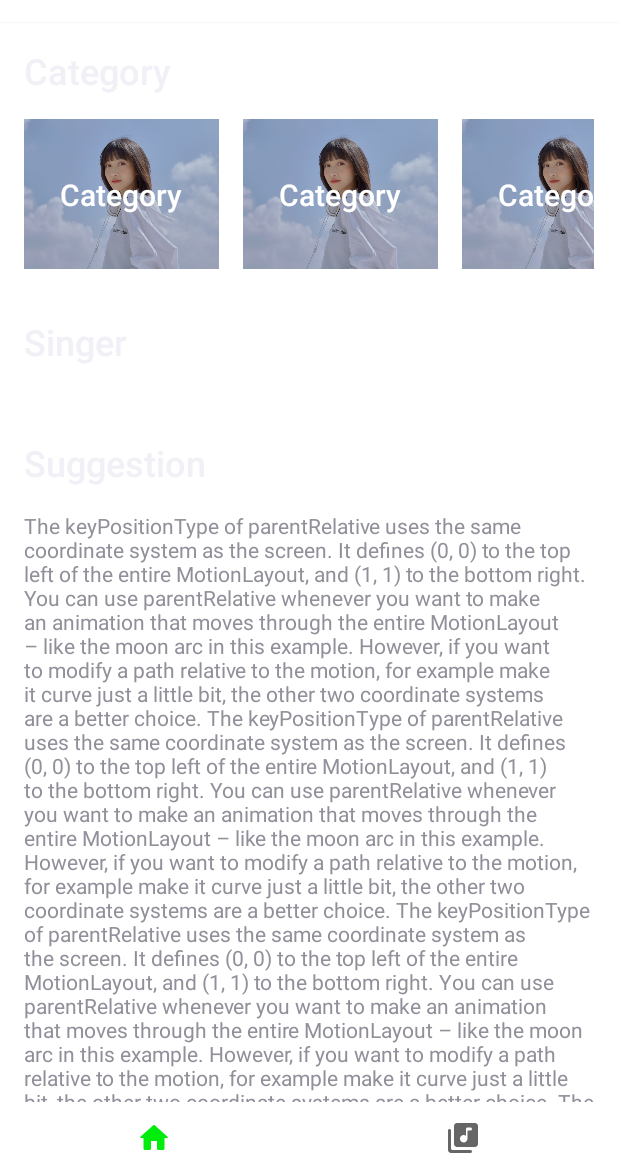
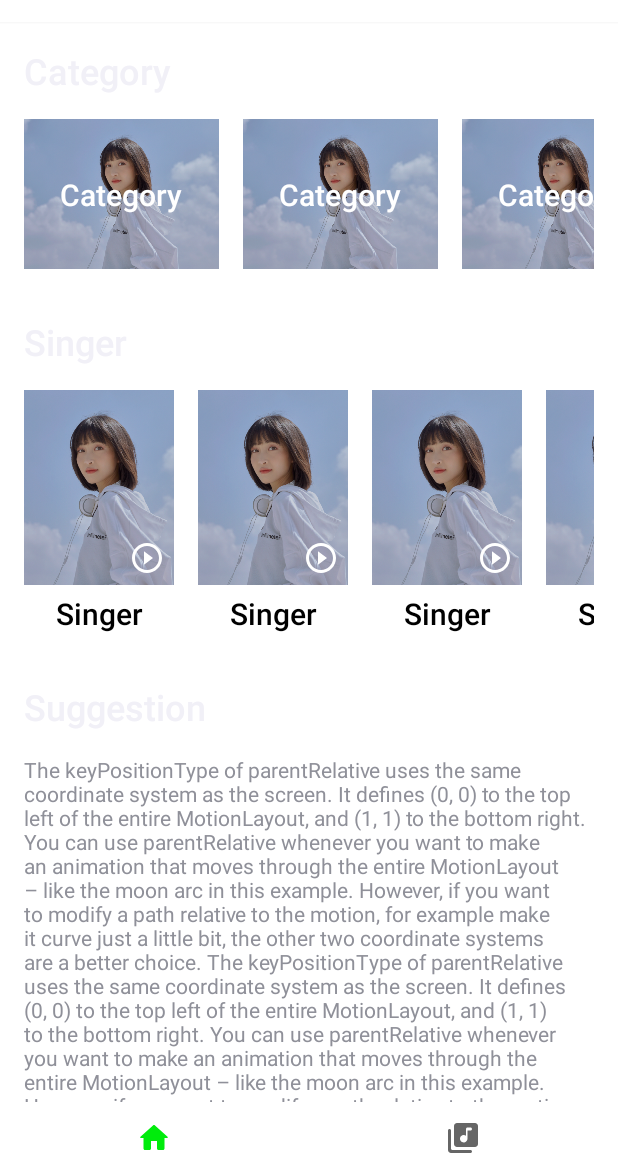
Before and after one commit to TuanTeo/TuanAmThanh, an Android app: the screen it shows after launch (MainActivity), on a phone screen of 412 x 824 dp, the part 62-1236 px from its top. Run offline under Robolectric (Android 15) with nearby library versions, the light colour scheme and no system bars.

Commit message:
List ca sĩ ở HomeFragment

```diff
--- a/app/src/main/java/com/dev/tuanteo/tuanamthanh/MainActivity.java
+++ b/app/src/main/java/com/dev/tuanteo/tuanamthanh/MainActivity.java
@@ -45,9 +45,11 @@ public class MainActivity extends AppCompatActivity {
         List<Fragment> listFragments = initListFragments();
         mMainViewPager = findViewById(R.id.view_pager);
         mMainViewPager.setAdapter(new MainPagerAdapter(this, listFragments));
+        /*TuanTeo: Khong cho vuot de chuyen pager */
+        mMainViewPager.setUserInputEnabled(false);
 
         mMainTabView = findViewById(R.id.tab_layout);
-         new TabLayoutMediator(mMainTabView, mMainViewPager, (tab, position) -> {
+        new TabLayoutMediator(mMainTabView, mMainViewPager, (tab, position) -> {
             String tabName;
             int icon;
             if (position == 0) {
--- a/app/src/main/java/com/dev/tuanteo/tuanamthanh/fragment/HomeFragment.java
+++ b/app/src/main/java/com/dev/tuanteo/tuanamthanh/fragment/HomeFragment.java
@@ -20,6 +20,7 @@ public class HomeFragment extends Fragment {
 
     private Context mContext;
     private RecyclerView mCategoryRecyclerView;
+    private RecyclerView mSingerRecyclerView;
 
     public HomeFragment(Context context) {
         this.mContext = context;
@@ -40,11 +41,18 @@ public class HomeFragment extends Fragment {
     // TODO: 11/8/2021 Dang fake du lieu
     @SuppressLint("VisibleForTests")
     private void initComponent(View view) {
+        /*TuanTeo: Category RecyclerView */
+        LinearLayoutManager categoryLayoutManager
+                = new LinearLayoutManager(mContext, LinearLayoutManager.HORIZONTAL, false);
         mCategoryRecyclerView = view.findViewById(R.id.category_recycler_view);
         mCategoryRecyclerView.setAdapter(new ListCategoryAdapter(mContext));
+        mCategoryRecyclerView.setLayoutManager(categoryLayoutManager);
 
-        LinearLayoutManager layoutManager
+        /*TuanTeo: Singer RecyclerView */
+        LinearLayoutManager singerLayoutManager
                 = new LinearLayoutManager(mContext, LinearLayoutManager.HORIZONTAL, false);
-        mCategoryRecyclerView.setLayoutManager(layoutManager);
+        mSingerRecyclerView = view.findViewById(R.id.singer_recycler_view);
+        mSingerRecyclerView.setAdapter(new ListSingerAdapter(mContext));
+        mSingerRecyclerView.setLayoutManager(singerLayoutManager);
     }
 }
--- /dev/null
+++ b/app/src/main/java/com/dev/tuanteo/tuanamthanh/fragment/ListSingerAdapter.java
@@ -0,0 +1,45 @@
+package com.dev.tuanteo.tuanamthanh.fragment;
+
+import android.content.Context;
+import android.view.LayoutInflater;
+import android.view.View;
+import android.view.ViewGroup;
+
+import androidx.annotation.NonNull;
+import androidx.recyclerview.widget.RecyclerView;
+
+import com.dev.tuanteo.tuanamthanh.R;
+import com.dev.tuanteo.tuanamthanh.adapter.ListCategoryAdapter;
+
+public class ListSingerAdapter extends  RecyclerView.Adapter<ListSingerAdapter.ViewHolder> {
+
+    private Context mContext;
+
+    public ListSingerAdapter(Context context) {
+        mContext = context;
+    }
+
+    @NonNull
+    @Override
+    public ViewHolder onCreateViewHolder(@NonNull ViewGroup parent, int viewType) {
+        LayoutInflater inflater = LayoutInflater.from(mContext);
+        View view = inflater.inflate(R.layout.music_singer_item, parent, false);
+        return new ListSingerAdapter.ViewHolder(view);
+    }
+
+    @Override
+    public void onBindViewHolder(@NonNull ListSingerAdapter.ViewHolder holder, int position) {
+
+    }
+
+    @Override
+    public int getItemCount() {
+        return 15;
+    }
+
+    static class ViewHolder extends RecyclerView.ViewHolder{
+        public ViewHolder(@NonNull View itemView) {
+            super(itemView);
+        }
+    }
+}
--- /dev/null
+++ b/app/src/main/res/drawable/ic_play_circle_singer_item.xml
@@ -0,0 +1,10 @@
+<vector xmlns:android="http://schemas.android.com/apk/res/android"
+    android:width="24dp"
+    android:height="24dp"
+    android:viewportWidth="24"
+    android:viewportHeight="24"
+    android:tint="?attr/colorControlNormal">
+  <path
+      android:fillColor="@android:color/white"
+      android:pathData="M10,16.5l6,-4.5 -6,-4.5v9zM12,2C6.48,2 2,6.48 2,12s4.48,10 10,10 10,-4.48 10,-10S17.52,2 12,2zM12,20c-4.41,0 -8,-3.59 -8,-8s3.59,-8 8,-8 8,3.59 8,8 -3.59,8 -8,8z"/>
+</vector>
--- /dev/null
+++ b/app/src/main/res/layout/music_singer_item.xml
@@ -0,0 +1,44 @@
+<?xml version="1.0" encoding="utf-8"?>
+<androidx.constraintlayout.widget.ConstraintLayout
+    xmlns:android="http://schemas.android.com/apk/res/android"
+    xmlns:app="http://schemas.android.com/apk/res-auto"
+    android:layout_width="wrap_content"
+    android:layout_height="wrap_content"
+    android:paddingEnd="16dp"
+    android:paddingStart="0dp">
+
+    <ImageView
+        android:id="@+id/singer_music_background"
+        android:layout_width="100dp"
+        android:layout_height="130dp"
+        android:contentDescription="@string/singer_image"
+        android:scaleType="centerCrop"
+        android:src="@drawable/song_image"
+        app:layout_constraintBottom_toTopOf="@+id/music_singer_name"
+        app:layout_constraintEnd_toEndOf="parent"
+        app:layout_constraintStart_toStartOf="parent" />
+
+    <ImageView
+        android:layout_width="wrap_content"
+        android:layout_height="wrap_content"
+        android:layout_marginEnd="6dp"
+        android:layout_marginBottom="6dp"
+        android:src="@drawable/ic_play_circle_singer_item"
+        app:layout_constraintBottom_toBottomOf="@id/singer_music_background"
+        app:layout_constraintEnd_toEndOf="@id/singer_music_background" />
+
+    <TextView
+        android:id="@+id/music_singer_name"
+        android:layout_width="90dp"
+        android:layout_height="wrap_content"
+        android:gravity="center"
+        android:text="@string/singer"
+        android:marqueeRepeatLimit="marquee_forever"
+        android:textColor="@android:color/black"
+        android:textAppearance="@style/TextAppearance.AppCompat.Widget.ActionBar.Title"
+        android:layout_marginTop="5dp"
+        app:layout_constraintEnd_toEndOf="@id/singer_music_background"
+        app:layout_constraintStart_toStartOf="@id/singer_music_background"
+        app:layout_constraintTop_toBottomOf="@id/singer_music_background" />
+
+</androidx.constraintlayout.widget.ConstraintLayout>
--- a/app/src/main/res/values/strings.xml
+++ b/app/src/main/res/values/strings.xml
@@ -63,4 +63,5 @@ However, if you want to modify a path relative to the motion, for example make i
     <string name="play_random_text">Phát ngẫu nhiên</string>
     <string name="list_song_text">Danh sách bài hát</string>
     <string name="category_image">Category Image</string>
+    <string name="singer_image">singer image</string>
 </resources>
```
